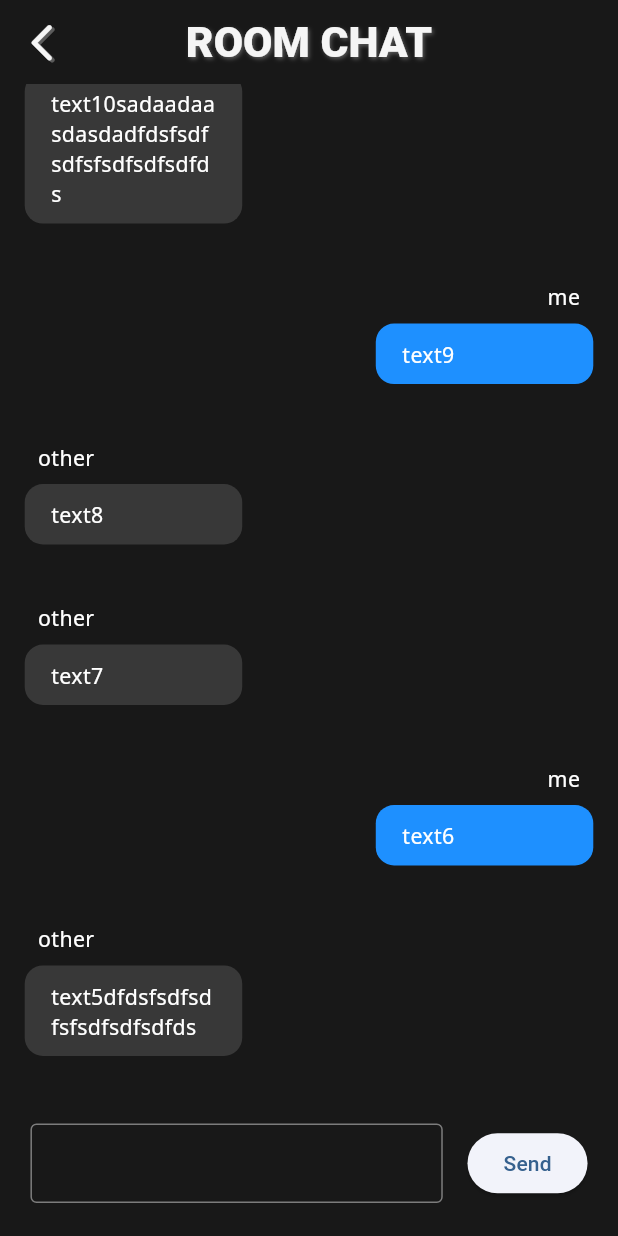
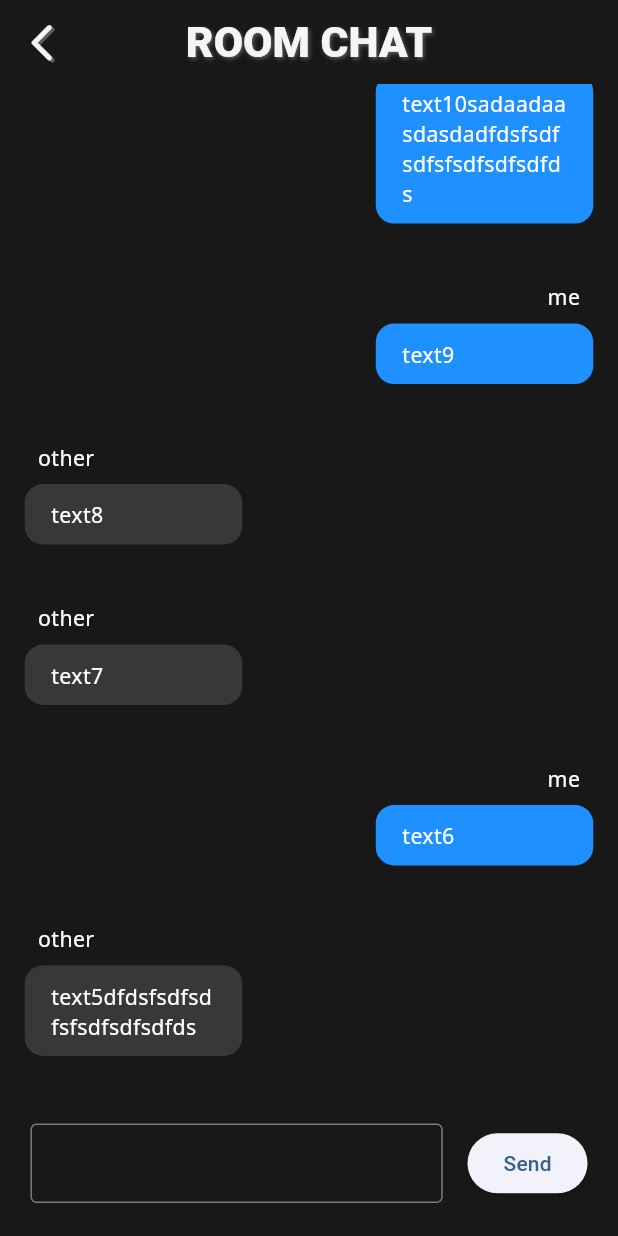
Before and after one commit to jhdo-dev/elice-1st-topkon, a Flutter app: the RoomChatPage screen opened by its route, scrolled down 420 dp, on a phone screen of 412 x 824 dp. Run offline on Flutter 3.47's test engine with Material 3 defaults, Android fonts, the phone set to English and light mode, and no system bars; our stand-ins replace bloc, dartz, dio, equatable, flutter_bloc, flutter_screenutil and 3 more; accounts and stored records are empty; network calls fail; Roboto replaces fonts that are missing (Play).

Commit message:
오류수정

```diff
--- a/alarm_front/lib/presentation/pages/room_chat/room_chat_page.dart
+++ b/alarm_front/lib/presentation/pages/room_chat/room_chat_page.dart
@@ -1,8 +1,8 @@
 import 'package:alarm_front/config/colors.dart';
-import 'package:alarm_front/config/text_styles.dart';
 import 'package:alarm_front/presentation/widgets/app_bar.dart';
 import 'package:flutter/material.dart';
-import 'package:flutter_screenutil/flutter_screenutil.dart';
+import 'widgets/input_chat_field.dart';
+import 'widgets/message_widget.dart';
 
 class RoomChatPage extends StatefulWidget {
   const RoomChatPage({super.key});
@@ -26,129 +26,24 @@ class _RoomChatPageState extends State<RoomChatPage> {
             ),
             // 중앙 채팅화면(+말풍선)과 하단 입력창
             body: Container(
-              child: const Column(
+              child: Column(
                 children: [
-                  Expanded(child: ChatMessageField()),
-                  ChatInputField(),
+                  // 중앙 채팅화면(+말풍선)
+                  Expanded(
+                      child: ListView.builder(
+                    reverse: true,
+                    itemCount: testMessageList.length,
+                    // 채팅 메시지 출력
+                    itemBuilder: (context, index) {
+                      return MessageWidget(testMessageList[index]['text'],
+                          testMessageList[index]['isMe']);
+                    },
+                  )),
+                  // 하단 채팅 입력창
+                  const InputChatField(),
                 ],
               ),
             )));
-  }
-}
-
-// 중앙 메시지 출력 공간
-class ChatMessageField extends StatelessWidget {
-  const ChatMessageField({super.key});
-
-  @override
-  Widget build(BuildContext context) {
-    return ListView.builder(
-      reverse: true,
-      itemCount: testMessageList.length,
-      itemBuilder: (context, index) {
-        return Message(
-            testMessageList[index]['text'], testMessageList[index]['isMe']);
-      },
-    );
-  }
-}
-
-// 하단 메시지 입력 공간
-class ChatInputField extends StatefulWidget {
-  const ChatInputField({super.key});
-
-  @override
-  State<ChatInputField> createState() => _ChatInputFieldState();
-}
-
-class _ChatInputFieldState extends State<ChatInputField> {
-  final _controller = TextEditingController();
-  var _userEnterMessage = '';
-  void _sendMessage() {
-    FocusScope.of(context).unfocus();
-    _controller.clear();
-  }
-
-  @override
-  Widget build(BuildContext context) {
-    return Container(
-      margin: EdgeInsets.symmetric(vertical: 20.w, horizontal: 20.h),
-      child: Row(
-        children: [
-          Expanded(
-              child: TextField(
-            maxLines: null,
-            controller: _controller,
-            // 폰트 색상
-            style: TextStyles.mediumText,
-
-            // 테두리 색상
-            decoration: InputDecoration(
-              enabledBorder: OutlineInputBorder(
-                  borderSide: BorderSide(
-                      color: AppColors.bottomNavColor.withOpacity(0.5))),
-              focusedBorder: OutlineInputBorder(
-                  borderSide: BorderSide(
-                      color: AppColors.bottomNavColor.withOpacity(0.5))),
-            ),
-            onChanged: (value) => setState(() {
-              _userEnterMessage = value;
-            }),
-          )),
-          SizedBox(width: 15.w),
-          ElevatedButton(
-            onPressed: _sendMessage,
-            child: const Text('Send'),
-          ),
-        ],
-      ),
-    );
-  }
-}
-
-// 메시지(말풍선) 스타일
-class Message extends StatelessWidget {
-  // 나중에 final String/bool로 바꾸기
-  var message;
-  var isMe; // 말풍선이 사용자(me) 또는 상대방 두가지 상태를 가짐
-
-  Message(this.message, this.isMe, {super.key});
-
-  @override
-  Widget build(BuildContext context) {
-    return Padding(
-      padding: EdgeInsets.symmetric(horizontal: 15.w, vertical: 15.h),
-      child: Column(
-        crossAxisAlignment:
-            isMe ? CrossAxisAlignment.end : CrossAxisAlignment.start,
-        children: [
-          // 유저이름 스타일
-          Container(
-            margin: EdgeInsets.symmetric(horizontal: 8.w, vertical: 8.h),
-            child: Text(
-              isMe ? 'me' : 'other',
-              style: TextStyles.mediumText,
-            ),
-          ),
-          // 말풍선 스타일
-          Container(
-            decoration: BoxDecoration(
-              // 말풍선 색깔 설정
-              color: isMe
-                  ? AppColors.sendMsgBurbleColor
-                  : AppColors.receiveMsgBurbleColor,
-              borderRadius: BorderRadius.circular(12.r),
-            ),
-            width: 145, // 말풍선 최대넓이
-            padding: EdgeInsets.symmetric(horizontal: 16.w, vertical: 10.h),
-            child: Text(
-              message,
-              style: TextStyles.mediumText,
-            ),
-          ),
-        ],
-      ),
-    );
   }
 }
 
@@ -192,6 +87,6 @@ final testMessageList = [
   },
   {
     'text': 'text10sadaadaasdasdadfdsfsdfsdfsfsdfsdfsdfds',
-    'isMe': false,
+    'isMe': true,
   },
 ];
--- /dev/null
+++ b/alarm_front/lib/presentation/pages/room_chat/widgets/input_chat_field.dart
@@ -0,0 +1,55 @@
+import 'package:alarm_front/config/text_styles.dart';
+import 'package:flutter/material.dart';
+import 'package:flutter_screenutil/flutter_screenutil.dart';
+import '../../../../config/colors.dart';
+
+class InputChatField extends StatefulWidget {
+  const InputChatField({super.key});
+
+  @override
+  State<InputChatField> createState() => _InputChatFieldState();
+}
+
+class _InputChatFieldState extends State<InputChatField> {
+  final _controller = TextEditingController();
+
+  void _sendMessage() {
+    if (_controller.text.isNotEmpty) {
+      FocusScope.of(context).unfocus();
+      _controller.clear();
+    }
+  }
+
+  @override
+  Widget build(BuildContext context) {
+    return Padding(
+      padding: EdgeInsets.symmetric(vertical: 20.w, horizontal: 20.h),
+      child: Row(
+        children: [
+          Expanded(
+              child: TextField(
+            maxLines: null,
+            controller: _controller,
+            // 폰트 색상
+            style: TextStyles.mediumText,
+
+            // 테두리 색상
+            decoration: InputDecoration(
+              enabledBorder: OutlineInputBorder(
+                  borderSide: BorderSide(
+                      color: AppColors.bottomNavColor.withOpacity(0.5))),
+              focusedBorder: OutlineInputBorder(
+                  borderSide: BorderSide(
+                      color: AppColors.bottomNavColor.withOpacity(0.5))),
+            ),
+          )),
+          SizedBox(width: 15.w),
+          ElevatedButton(
+            onPressed: _sendMessage,
+            child: const Text('Send'),
+          ),
+        ],
+      ),
+    );
+  }
+}
--- /dev/null
+++ b/alarm_front/lib/presentation/pages/room_chat/widgets/message_widget.dart
@@ -0,0 +1,49 @@
+import 'package:alarm_front/config/colors.dart';
+import 'package:alarm_front/config/text_styles.dart';
+import 'package:flutter/material.dart';
+import 'package:flutter_screenutil/flutter_screenutil.dart';
+
+class MessageWidget extends StatelessWidget {
+  // 나중에 final String/bool로 바꾸기
+  var message;
+  var isMe; // 말풍선이 사용자(me) 또는 상대방 두가지 상태를 가짐
+
+  MessageWidget(this.message, this.isMe, {super.key});
+
+  @override
+  Widget build(BuildContext context) {
+    return Padding(
+      padding: EdgeInsets.symmetric(horizontal: 15.w, vertical: 15.h),
+      child: Column(
+        crossAxisAlignment:
+            isMe ? CrossAxisAlignment.end : CrossAxisAlignment.start,
+        children: [
+          // 유저이름 스타일
+          Container(
+            margin: EdgeInsets.symmetric(horizontal: 8.w, vertical: 8.h),
+            child: Text(
+              isMe ? 'me' : 'other',
+              style: TextStyles.mediumText,
+            ),
+          ),
+          // 말풍선 스타일
+          Container(
+            decoration: BoxDecoration(
+              // 말풍선 색깔 설정
+              color: isMe
+                  ? AppColors.sendMsgBurbleColor
+                  : AppColors.receiveMsgBurbleColor,
+              borderRadius: BorderRadius.circular(12.r),
+            ),
+            width: 145, // 말풍선 최대넓이
+            padding: EdgeInsets.symmetric(horizontal: 16.w, vertical: 10.h),
+            child: Text(
+              message,
+              style: TextStyles.mediumText,
+            ),
+          ),
+        ],
+      ),
+    );
+  }
+}
```
Also changed, not shown: 1 other file.
